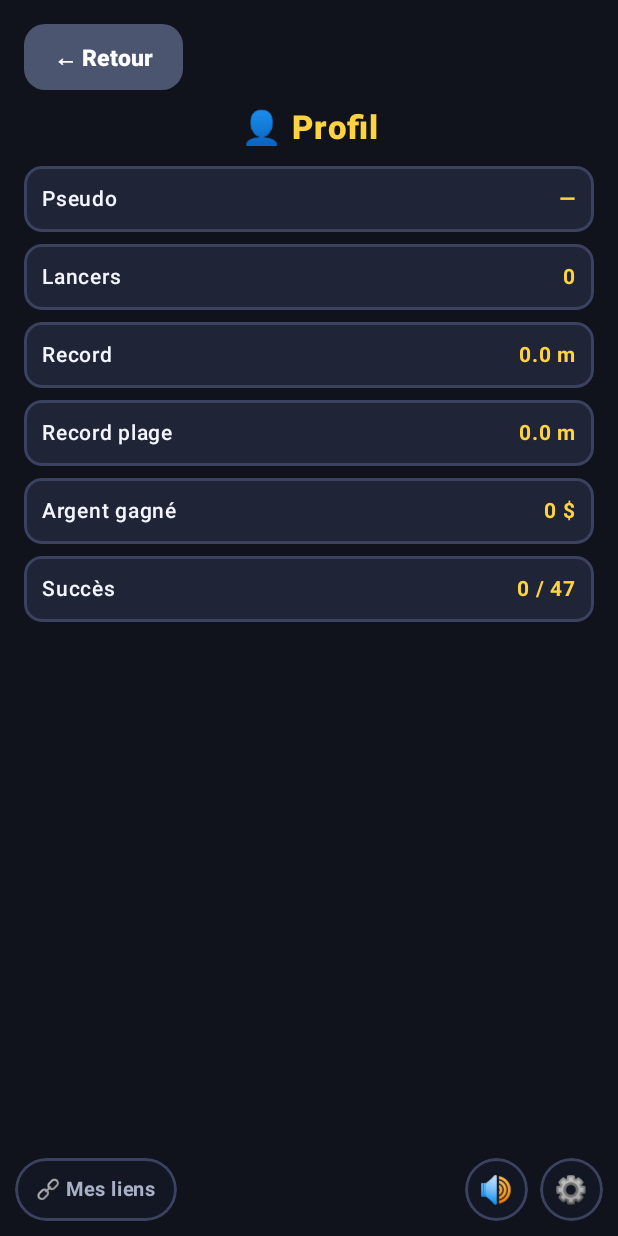
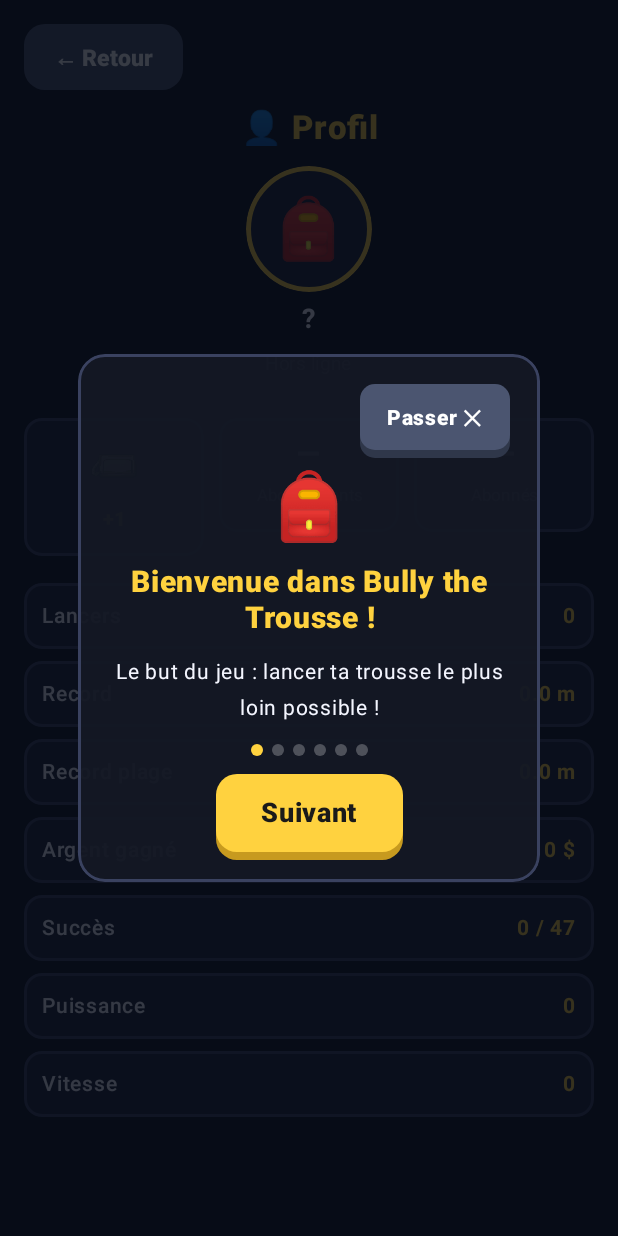
Before and after one commit to evan684900-star/bully-the-trousse, an Android app built with Jetpack Compose: the screen it shows after launch (MainActivity), after a tap on "👤 Profil", on a phone screen of 412 x 824 dp. Run offline under Robolectric (Android 15) with nearby library versions, the phone set to English and light mode, and no system bars.

Commit message:
android: ajoute le tutoriel du premier lancement et refait le profil
Tutoriel porté de #tutorial-overlay / TUTORIAL_SLIDES : les 6 diapos du
site avec leurs textes français mot pour mot, l'icône, les pastilles de
progression .tutorial-dot, "Passer ✕" en haut et "Suivant" puis "C'est
parti !" en bas. Il s'affiche au tout premier lancement et marque
tutorialSeen une fois terminé, comme showTutorialIfNeeded().

Profil repris de paintProfile() : l'avatar rond bordé de doré (84px),
le pseudo, le statut, la rangée de trois cartes .profile-card (trousse
équipée avec son filtre de skin et le nombre de skins possédés,
abonnements, abonnés) puis les statistiques détaillées. Abonnements et
abonnés restent à "—" tant que Firestore n'est pas branché, comme le site
avant chargement.

Co-Authored-By: Claude Opus 5 <noreply@anthropic.com>
Claude-Session: https://claude.ai/code/session_01Vcoo26aseT5ZTekFuyrDqR

```diff
--- a/android/app/src/main/kotlin/com/bullythetrousse/app/ExtraScreens.kt
+++ b/android/app/src/main/kotlin/com/bullythetrousse/app/ExtraScreens.kt
@@ -2,6 +2,7 @@
 
 package com.bullythetrousse.app
 
+import androidx.compose.foundation.Image
 import androidx.compose.foundation.background
 import androidx.compose.foundation.border
 import androidx.compose.foundation.clickable
@@ -16,8 +17,10 @@ import androidx.compose.foundation.layout.fillMaxSize
 import androidx.compose.foundation.layout.fillMaxWidth
 import androidx.compose.foundation.layout.padding
 import androidx.compose.foundation.layout.safeDrawing
+import androidx.compose.foundation.layout.size
 import androidx.compose.foundation.layout.windowInsetsPadding
 import androidx.compose.foundation.rememberScrollState
+import androidx.compose.foundation.shape.CircleShape
 import androidx.compose.foundation.shape.RoundedCornerShape
 import androidx.compose.foundation.verticalScroll
 import androidx.compose.material3.Text
@@ -26,6 +29,7 @@ import androidx.compose.ui.Alignment
 import androidx.compose.ui.Modifier
 import androidx.compose.ui.draw.alpha
 import androidx.compose.ui.draw.clip
+import androidx.compose.ui.res.painterResource
 import androidx.compose.ui.text.font.FontWeight
 import androidx.compose.ui.text.style.TextAlign
 import androidx.compose.ui.unit.dp
@@ -33,6 +37,7 @@ import androidx.compose.ui.unit.sp
 import com.bullythetrousse.core.Achievements
 import com.bullythetrousse.core.DailyChallenges
 import com.bullythetrousse.core.GameSave
+import com.bullythetrousse.core.SkinStats
 
 /**
  * Écrans ouverts depuis le menu (Succès, Défis, Classement, Profil). Côté
@@ -242,22 +247,94 @@ fun LeaderboardScreen(onBack: () -> Unit) {
     }
 }
 
-/** Profil (`#screen-profile` côté web) : pseudo, avatar, stats détaillées. */
+/**
+ * Profil, porté de `#screen-profile` / `paintProfile()` : l'en-tête
+ * (avatar rond bordé de doré, pseudo, statut), la rangée de trois cartes
+ * `.profile-card` (trousse équipée + nombre de skins, abonnements,
+ * abonnés), puis les statistiques détaillées.
+ *
+ * Abonnements/abonnés viennent de Firestore côté web : pas encore branché
+ * ici, donc affichés à "—" comme le fait le site avant chargement.
+ */
 @Composable
 fun ProfileScreen(save: GameSave, onBack: () -> Unit) {
     ModalScreen("👤 Profil", onBack) {
+        // .profile-header
         Column(
-            modifier = Modifier.fillMaxWidth(),
+            horizontalAlignment = Alignment.CenterHorizontally,
+            verticalArrangement = Arrangement.spacedBy(6.dp),
+        ) {
+            Box(
+                modifier = Modifier
+                    .size(84.dp)
+                    .clip(CircleShape)
+                    .background(CardBg)
+                    .border(3.dp, Accent, CircleShape),
+                contentAlignment = Alignment.Center,
+            ) {
+                Text(save.avatarEmoji.ifBlank { "🎒" }, fontSize = 40.sp)
+            }
+            Text(
+                save.pseudo.ifBlank { "?" },
+                color = TextColor,
+                fontSize = 18.sp,
+                fontWeight = FontWeight.Bold,
+            )
+            Text("Hors ligne", color = TextDim, fontSize = 12.5.sp)
+        }
+
+        // .profile-top-row : trois cartes côte à côte.
+        Row(
+            modifier = Modifier.fillMaxWidth().padding(top = 12.dp),
+            horizontalArrangement = Arrangement.spacedBy(10.dp),
+        ) {
+            ProfileCard(modifier = Modifier.weight(1f)) {
+                Image(
+                    painter = painterResource(R.drawable.trousse_skin_1),
+                    contentDescription = "trousse équipée",
+                    colorFilter = rememberSkinColorFilter(save.equippedSkin),
+                    modifier = Modifier.size(40.dp),
+                )
+                Text("+${save.ownedSkins.size}", color = Accent, fontSize = 13.sp, fontWeight = FontWeight.ExtraBold)
+            }
+            ProfileCard(modifier = Modifier.weight(1f)) {
+                Text("—", color = TextColor, fontSize = 20.sp, fontWeight = FontWeight.Black)
+                Text("Abonnements", color = TextDim, fontSize = 11.sp, textAlign = TextAlign.Center)
+            }
+            ProfileCard(modifier = Modifier.weight(1f)) {
+                Text("—", color = TextColor, fontSize = 20.sp, fontWeight = FontWeight.Black)
+                Text("Abonnés", color = TextDim, fontSize = 11.sp, textAlign = TextAlign.Center)
+            }
+        }
+
+        Column(
+            modifier = Modifier.fillMaxWidth().padding(top = 6.dp),
             verticalArrangement = Arrangement.spacedBy(8.dp),
-            horizontalAlignment = Alignment.CenterHorizontally,
         ) {
-            ProfileRow("Pseudo", save.pseudo.ifBlank { "—" })
             ProfileRow("Lancers", save.totalThrows.toString())
             ProfileRow("Record", "${"%.1f".format(save.bestDistance)} m")
             ProfileRow("Record plage", "${"%.1f".format(save.plageBestDistance)} m")
             ProfileRow("Argent gagné", "${save.totalMoneyEarned} $")
             ProfileRow("Succès", "${save.unlockedAchievements.size} / ${Achievements.ALL.size}")
+            ProfileRow("Puissance", SkinStats.totalPuissance(save).toString())
+            ProfileRow("Vitesse", SkinStats.totalVitesse(save).toString())
         }
+    }
+}
+
+/** `.profile-card` : carte carrée, contenu centré. */
+@Composable
+private fun ProfileCard(modifier: Modifier = Modifier, content: @Composable () -> Unit) {
+    Column(
+        modifier = modifier
+            .clip(RoundedCornerShape(12.dp))
+            .background(CardBg)
+            .border(2.dp, PanelBorder, RoundedCornerShape(12.dp))
+            .padding(vertical = 12.dp, horizontal = 6.dp),
+        horizontalAlignment = Alignment.CenterHorizontally,
+        verticalArrangement = Arrangement.spacedBy(4.dp),
+    ) {
+        content()
     }
 }
 
--- a/android/app/src/main/kotlin/com/bullythetrousse/app/MainActivity.kt
+++ b/android/app/src/main/kotlin/com/bullythetrousse/app/MainActivity.kt
@@ -141,6 +141,13 @@ fun GameRoot() {
         })
     }
 
+    // Tutoriel du tout premier lancement (showTutorialIfNeeded() côté web) :
+    // il recouvre tout tant qu'il n'est pas terminé ou passé.
+    if (!save.tutorialSeen) {
+        TutorialOverlay(onDone = { updateSave(save.copy(tutorialSeen = true)) })
+        return
+    }
+
     // .links-btn + .corner-icons-right : en position:fixed côté web, donc
     // visibles par-dessus tous les écrans — sauf pendant les cinématiques,
     // qui occupent l'écran entier.
--- /dev/null
+++ b/android/app/src/main/kotlin/com/bullythetrousse/app/TutorialOverlay.kt
@@ -0,0 +1,106 @@
+package com.bullythetrousse.app
+
+import androidx.compose.foundation.background
+import androidx.compose.foundation.border
+import androidx.compose.foundation.clickable
+import androidx.compose.foundation.layout.Arrangement
+import androidx.compose.foundation.layout.Box
+import androidx.compose.foundation.layout.Column
+import androidx.compose.foundation.layout.Row
+import androidx.compose.foundation.layout.fillMaxSize
+import androidx.compose.foundation.layout.fillMaxWidth
+import androidx.compose.foundation.layout.padding
+import androidx.compose.foundation.layout.size
+import androidx.compose.foundation.layout.widthIn
+import androidx.compose.foundation.shape.CircleShape
+import androidx.compose.foundation.shape.RoundedCornerShape
+import androidx.compose.material3.Text
+import androidx.compose.runtime.Composable
+import androidx.compose.runtime.getValue
+import androidx.compose.runtime.mutableIntStateOf
+import androidx.compose.runtime.remember
+import androidx.compose.runtime.setValue
+import androidx.compose.ui.Alignment
+import androidx.compose.ui.Modifier
+import androidx.compose.ui.draw.clip
+import androidx.compose.ui.graphics.Color
+import androidx.compose.ui.text.style.TextAlign
+import androidx.compose.ui.text.font.FontWeight
+import androidx.compose.ui.unit.dp
+import androidx.compose.ui.unit.sp
+
+/**
+ * Tutoriel du tout premier lancement, porté de `#tutorial-overlay` et de
+ * `TUTORIAL_SLIDES` (index.html) : 6 diapos avec une icône, un titre, un
+ * texte, les pastilles de progression `.tutorial-dot`, un bouton "Passer"
+ * en haut à droite et "Suivant" / "C'est parti !" en bas.
+ *
+ * Les textes sont repris mot pour mot du site (version française).
+ */
+data class TutorialSlide(val icon: String, val title: String, val text: String)
+
+val TUTORIAL_SLIDES: List<TutorialSlide> = listOf(
+    TutorialSlide("🎒", "Bienvenue dans Bully the Trousse !", "Le but du jeu : lancer ta trousse le plus loin possible !"),
+    TutorialSlide("🤓👆", "Comment lancer", "Clique 3 fois : une fois pour charger la PUISSANCE, une fois pour verrouiller la PRÉCISION, et une dernière fois pour lancer !"),
+    TutorialSlide("💰", "Gagne de l'argent", "Plus tu lances loin, plus tu gagnes d'argent. Dépense-le dans la Boutique pour améliorer ta Puissance, ta Vitesse, ou débloquer des skins (d'autres skins arriveront plus tard)."),
+    TutorialSlide("🏆", "Défie le monde entier (enfin, ceux qui jouent au jeu...)", "Bats ton record pour apparaître dans le Classement mondial, visible depuis le menu !"),
+    TutorialSlide("🔁", "Alors partage un max !", "Partage le jeu à tes amis pour qu'ils puissent eux aussi battre ton record !"),
+    TutorialSlide("🤗", "Visite mes autres sites !", "Va sur evyverse.vercel.app pour découvrir mes autres sites !"),
+)
+
+@Composable
+fun TutorialOverlay(onDone: () -> Unit) {
+    var step by remember { mutableIntStateOf(0) }
+    val slide = TUTORIAL_SLIDES[step]
+    val isLast = step == TUTORIAL_SLIDES.lastIndex
+
+    // Voile sombre plein écran, puis la boîte du tutoriel au centre.
+    Box(
+        modifier = Modifier.fillMaxSize().background(Color(0xCC060A16)),
+        contentAlignment = Alignment.Center,
+    ) {
+        Column(
+            modifier = Modifier
+                .widthIn(max = 340.dp)
+                .padding(horizontal = 16.dp)
+                .clip(RoundedCornerShape(18.dp))
+                .background(PanelBg)
+                .border(2.dp, PanelBorder, RoundedCornerShape(18.dp))
+                .padding(20.dp),
+            horizontalAlignment = Alignment.CenterHorizontally,
+            verticalArrangement = Arrangement.spacedBy(12.dp),
+        ) {
+            Box(modifier = Modifier.fillMaxWidth(), contentAlignment = Alignment.TopEnd) {
+                GameButton("Passer ✕", secondary = true, small = true, onClick = onDone)
+            }
+            Text(slide.icon, fontSize = 44.sp, textAlign = TextAlign.Center)
+            Text(
+                slide.title,
+                color = Accent,
+                fontSize = 20.sp,
+                fontWeight = FontWeight.ExtraBold,
+                textAlign = TextAlign.Center,
+            )
+            Text(
+                slide.text,
+                color = TextColor,
+                fontSize = 14.sp,
+                textAlign = TextAlign.Center,
+            )
+            // .tutorial-dot : une pastille par diapo, dorée sur la courante.
+            Row(horizontalArrangement = Arrangement.spacedBy(6.dp)) {
+                TUTORIAL_SLIDES.indices.forEach { index ->
+                    Box(
+                        modifier = Modifier
+                            .size(8.dp)
+                            .clip(CircleShape)
+                            .background(if (index == step) Accent else Color.White.copy(alpha = 0.25f)),
+                    )
+                }
+            }
+            GameButton(if (isLast) "C'est parti !" else "Suivant") {
+                if (isLast) onDone() else step++
+            }
+        }
+    }
+}
```
